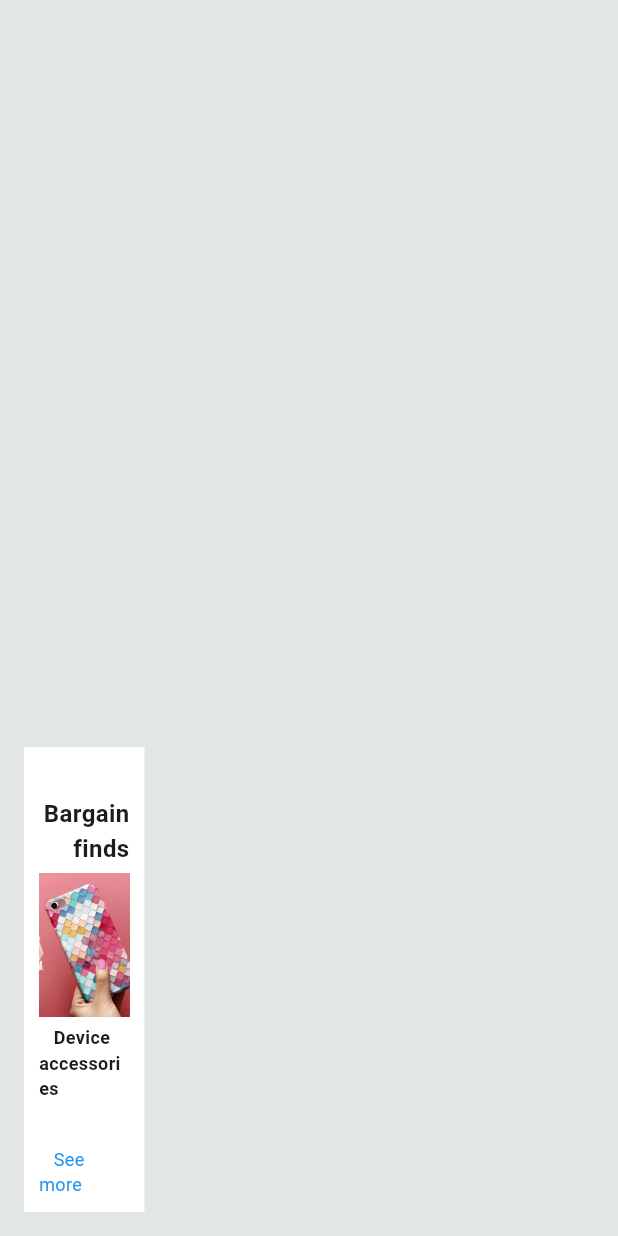
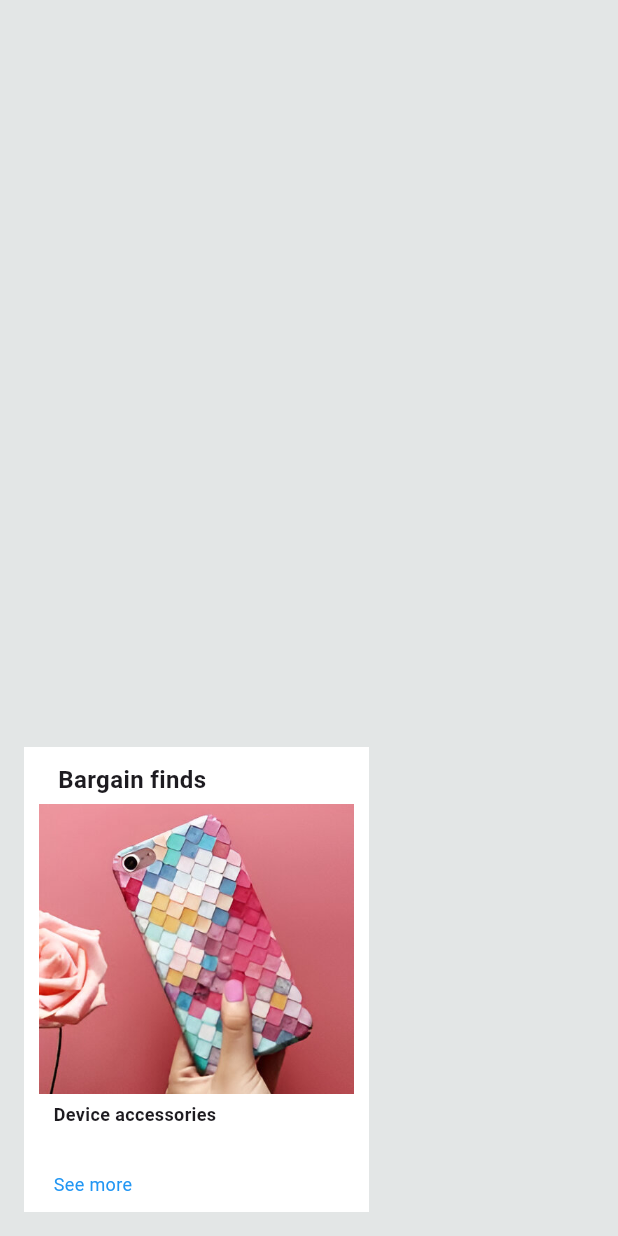
Before and after one commit to windows4free/amazon_page, a Flutter app: the screen it shows after launch, on a phone screen of 412 x 824 dp. Run offline on Flutter 3.47's test engine with Material 3 defaults, Android fonts, the phone set to English and light mode, and no system bars.

Commit message:
Un arreglo para proximas modificaciones

```diff
--- a/lib/main.dart
+++ b/lib/main.dart
@@ -11,7 +11,16 @@ class MyApp extends StatelessWidget {
     return MaterialApp(
       title: 'Amazon College Deals',
       debugShowCheckedModeBanner: false,
-      home: BargainsFinds(),
+      home: Scaffold(
+        backgroundColor: const Color(0xFFE3E6E6),
+        body: Align(
+          alignment: Alignment.bottomLeft,
+          child: Padding(
+            padding: const EdgeInsets.all(16.0),
+            child: Row(children: [BargainsFinds()]),
+          ),
+        ),
+      ),
     );
   }
 }
--- a/lib/screens/bargains_finds.dart
+++ b/lib/screens/bargains_finds.dart
@@ -5,17 +5,7 @@ class BargainsFinds extends StatelessWidget {
 
   @override
   Widget build(BuildContext context) {
-    return Scaffold(
-      backgroundColor: const Color(0xFFE3E6E6),
-      body: Padding(
-        padding: const EdgeInsets.all(16),
-        child: Column(
-          mainAxisAlignment: MainAxisAlignment.end,
-          crossAxisAlignment: CrossAxisAlignment.start,
-          children: [
-            Expanded(child: Container()),
-            Container(
-              width: MediaQuery.of(context).size.width * 0.195,
+    return Container(
       height: 310,
       color: Colors.white,
       padding: const EdgeInsets.all(10),
@@ -28,7 +18,6 @@ class BargainsFinds extends StatelessWidget {
             textAlign: TextAlign.right,
           ),
           const SizedBox(height: 5),
-
           Expanded(
             child: Center(
               child: Image.asset(
@@ -51,10 +40,6 @@ class BargainsFinds extends StatelessWidget {
           ),
         ],
       ),
-            ),
-          ],
-        ),
-      ),
     );
   }
 }
--- a/pubspec.yaml
+++ b/pubspec.yaml
@@ -62,6 +62,7 @@ flutter:
      - assets/images/phone_image.jpg
 
 
+
   # An image asset can refer to one or more resolution-specific "variants", see
   # https://flutter.dev/to/resolution-aware-images
 
```
Lines whose indentation alone changed are shown as unchanged.
